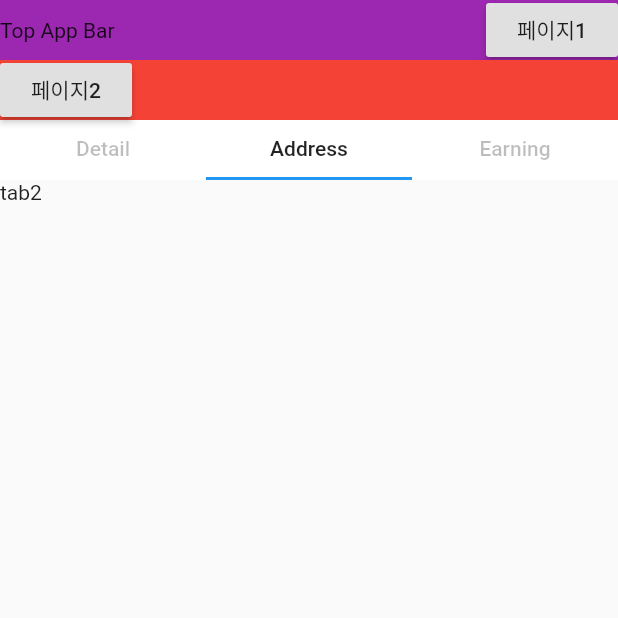
After one commit to 1984tr/flutter-practice, a Flutter app: the Sample01 screen opened directly, tab 2 chosen, on a phone screen of 412 x 824 dp, the top half of it. The commit adds this screen. Run offline on Flutter 3.47's test engine with Material 2 defaults, Android fonts, the phone set to English and light mode, and no system bars.

Commit message:
practice ui

```diff
--- a/lib/pages/sample01.dart
+++ b/lib/pages/sample01.dart
@@ -3,6 +3,7 @@ import 'package:flutter0131/components/app_bar_main.dart';
 import 'package:flutter0131/components/app_bar_middle.dart';
 import 'package:flutter0131/components/app_bar_top.dart';
 import 'package:flutter0131/pages/tab_page01.dart';
+import 'package:flutter0131/pages/tab_page02.dart';
 
 class Sample01 extends StatelessWidget {
   @override
@@ -30,7 +31,7 @@ class Sample01 extends StatelessWidget {
           },
           body: TabBarView(
             children: [
-              TabPage01(),Text("2"),Text("3")
+              TabPage01(),TabPage02(),Text("3")
             ],
           )))
     ));
--- /dev/null
+++ b/lib/pages/tab_page02.dart
@@ -0,0 +1,15 @@
+import 'package:flutter/widgets.dart';
+
+class TabPage02 extends StatefulWidget {
+  @override
+  _TabPage02State createState() => _TabPage02State();
+}
+
+class _TabPage02State extends State<TabPage02> {
+  @override
+  Widget build(BuildContext context) {
+    return Container(
+      child: Text("tab2")
+    );
+  }
+}
```
